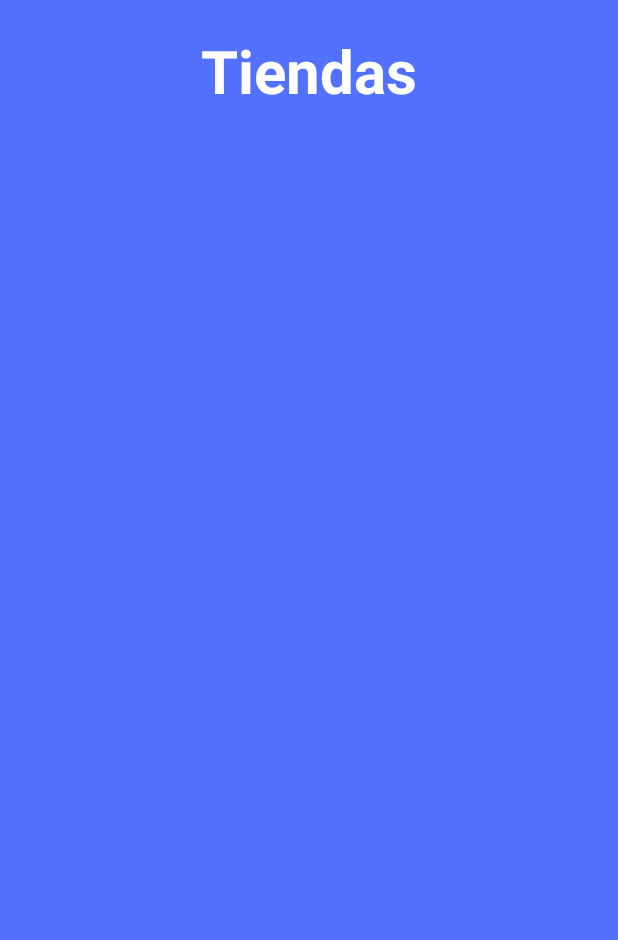
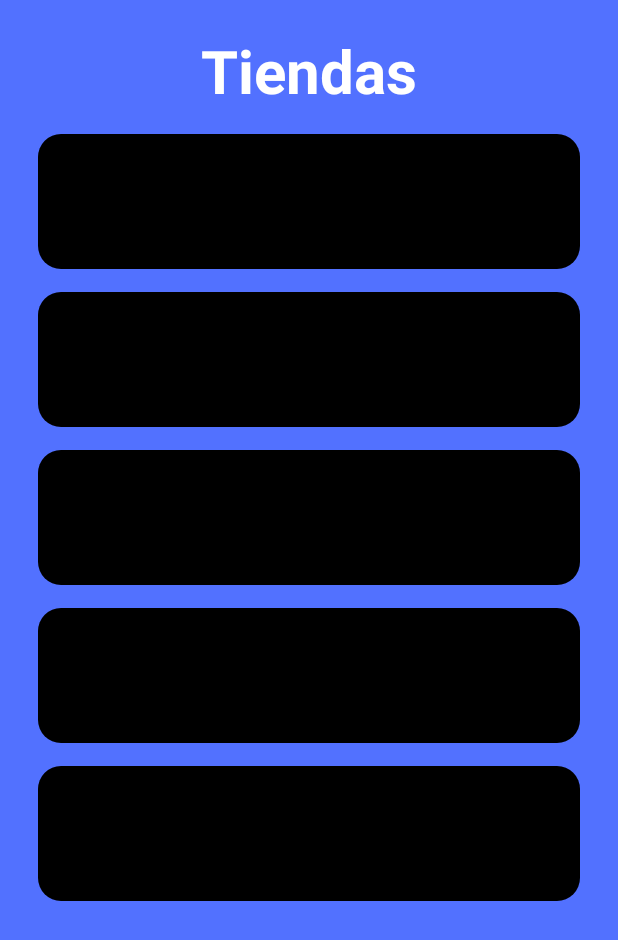
Before and after one commit to Saariasba/BienPerron, an Android app: the layout activity_home.xml on its own in the app's theme, with its tools: preview values and no code run, on a phone screen of 412 x 824 dp. Shown: the top 940 px of the screen. Run offline under Robolectric (Android 15) with nearby library versions, the phone set to English and light mode, and no system bars.

Commit message:
Commit Con Shimmer

```diff
--- a/app/build.gradle
+++ b/app/build.gradle
@@ -54,4 +54,6 @@ dependencies {
     implementation "com.airbnb.android:epoxy:4.6.3"
     kapt "com.airbnb.android:epoxy-processor:4.6.3"
     implementation 'com.squareup.picasso:picasso:2.5.2'
+    //Shimmer
+    implementation 'com.facebook.shimmer:shimmer:0.1.0@aar'
 }
--- a/app/src/main/java/com/example/bienperron/model/Tienda.kt
+++ b/app/src/main/java/com/example/bienperron/model/Tienda.kt
@@ -6,5 +6,6 @@ data class Tienda(
     val image: String? = "",
     val latitud: Double? = 0.0,
     val longitud: Double? = 0.0,
-    val telefono: String? = ""
+    val telefono: String? = "",
+    val orden: Int? = 0
 )
--- a/app/src/main/java/com/example/bienperron/ui/activities/HomeActivity.kt
+++ b/app/src/main/java/com/example/bienperron/ui/activities/HomeActivity.kt
@@ -4,6 +4,7 @@ import android.content.Intent
 import android.net.Uri
 import android.os.Bundle
 import android.util.Log
+import android.view.View
 import androidx.appcompat.app.AppCompatActivity
 import androidx.recyclerview.widget.GridLayoutManager
 import androidx.recyclerview.widget.RecyclerView
@@ -11,6 +12,7 @@ import com.example.bienperron.R
 import com.example.bienperron.adapters.TiendasAdapterController
 import com.example.bienperron.listeners.TiendasListener
 import com.example.bienperron.model.Tienda
+import com.facebook.shimmer.ShimmerFrameLayout
 import com.google.firebase.firestore.ktx.firestore
 import com.google.firebase.ktx.Firebase
 
@@ -21,15 +23,23 @@ class HomeActivity : AppCompatActivity() {
 
     private val recyclerView by lazy<RecyclerView> { findViewById(R.id.list_of_tiendas) }
 
+    lateinit var shimmerFrameLayout: ShimmerFrameLayout
+
     private val adapterController by lazy {
         TiendasAdapterController(
             object : TiendasListener {
                 override fun goToTienda(tienda: Tienda) {
-                    val intent = Intent(
+                    /*val intent = Intent(
                         Intent.ACTION_VIEW,
                         Uri.parse("geo:<${tienda.latitud}>,<${tienda.longitud}>?q=<${tienda.latitud}>,<${tienda.longitud}>(Label+Name)")
                     )
-                    startActivity(intent)
+                    startActivity(intent)*/
+                    /*val msj = "Mi mensaje es abcdef 1234567890"
+                    val numeroTel = "+573105756133"
+                    val intent = Intent(Intent.ACTION_VIEW)
+                    val uri = "whatsapp://send?phone=${tienda.telefono}&text=$msj"
+                    intent.data = Uri.parse(uri)
+                    startActivity(intent)*/
                 }
             },
             this
@@ -42,6 +52,7 @@ class HomeActivity : AppCompatActivity() {
         init()
 
         db.collection("Tiendas")
+            .orderBy("nombre")
             .get()
             .addOnSuccessListener { documents ->
                 val listTiendas = mutableListOf<Tienda>()
@@ -58,6 +69,7 @@ class HomeActivity : AppCompatActivity() {
                     )
                     Log.d("DEBUG_PRUEBA", "${document.id} => ${document.data}")
                 }
+                shimmerFrameLayout.visibility = View.GONE
                 adapterController.setData(listTiendas)
             }
             .addOnFailureListener { exception ->
@@ -68,6 +80,7 @@ class HomeActivity : AppCompatActivity() {
     }
 
     private fun init() {
+        shimmerFrameLayout = findViewById(R.id.shimmerLayout);
         recyclerView.layoutManager = GridLayoutManager(applicationContext, 1)
         recyclerView.adapter = adapterController.adapter
     }
--- /dev/null
+++ b/app/src/main/res/drawable/background_gray.xml
@@ -0,0 +1,15 @@
+<?xml version="1.0" encoding="utf-8"?>
+
+<shape xmlns:android="http://schemas.android.com/apk/res/android">
+    <gradient
+        android:angle="0"
+        android:centerColor="@color/black"
+        android:endColor="@color/black"
+        android:startColor="@color/black" />
+    <corners android:radius="15dp" />
+    <padding
+        android:bottom="10dp"
+        android:left="10dp"
+        android:right="10dp"
+        android:top="10dp" />
+</shape>
--- a/app/src/main/res/layout/activity_home.xml
+++ b/app/src/main/res/layout/activity_home.xml
@@ -31,5 +31,18 @@
         app:layout_constraintStart_toStartOf="parent"
         app:layout_constraintTop_toBottomOf="@id/tittle" />
 
+    <com.facebook.shimmer.ShimmerFrameLayout
+        android:id="@+id/shimmerLayout"
+        android:layout_width="match_parent"
+        android:layout_height="wrap_content"
+        app:auto_start="true"
+        app:layout_constraintEnd_toEndOf="parent"
+        app:layout_constraintStart_toStartOf="parent"
+        app:layout_constraintTop_toBottomOf="@id/tittle">
+
+        <include layout="@layout/data_placeholder_layout" />
+
+    </com.facebook.shimmer.ShimmerFrameLayout>
+
 
 </androidx.constraintlayout.widget.ConstraintLayout>
--- /dev/null
+++ b/app/src/main/res/layout/data_placeholder_layout.xml
@@ -0,0 +1,72 @@
+<?xml version="1.0" encoding="utf-8"?>
+<androidx.constraintlayout.widget.ConstraintLayout xmlns:android="http://schemas.android.com/apk/res/android"
+    xmlns:app="http://schemas.android.com/apk/res-auto"
+    android:layout_width="match_parent"
+    android:layout_height="match_parent">
+
+    <androidx.constraintlayout.widget.ConstraintLayout
+        android:id="@+id/one"
+        android:layout_width="match_parent"
+        android:layout_height="90dp"
+        android:layout_marginHorizontal="25dp"
+        android:layout_marginVertical="15dp"
+        android:background="@drawable/background_gray"
+        app:layout_constraintEnd_toEndOf="parent"
+        app:layout_constraintStart_toStartOf="parent"
+        app:layout_constraintTop_toTopOf="parent">
+
+    </androidx.constraintlayout.widget.ConstraintLayout>
+
+    <androidx.constraintlayout.widget.ConstraintLayout
+        android:id="@+id/two"
+        android:layout_width="match_parent"
+        android:layout_height="90dp"
+        android:layout_marginHorizontal="25dp"
+        android:layout_marginVertical="15dp"
+        android:background="@drawable/background_gray"
+        app:layout_constraintEnd_toEndOf="parent"
+        app:layout_constraintStart_toStartOf="parent"
+        app:layout_constraintTop_toBottomOf="@id/one">
+
+    </androidx.constraintlayout.widget.ConstraintLayout>
+
+    <androidx.constraintlayout.widget.ConstraintLayout
+        android:id="@+id/three"
+        android:layout_width="match_parent"
+        android:layout_height="90dp"
+        android:layout_marginHorizontal="25dp"
+        android:layout_marginVertical="15dp"
+        android:background="@drawable/background_gray"
+        app:layout_constraintEnd_toEndOf="parent"
+        app:layout_constraintStart_toStartOf="parent"
+        app:layout_constraintTop_toBottomOf="@id/two">
+
+    </androidx.constraintlayout.widget.ConstraintLayout>
+
+    <androidx.constraintlayout.widget.ConstraintLayout
+        android:id="@+id/cuatro"
+        android:layout_width="match_parent"
+        android:layout_height="90dp"
+        android:layout_marginHorizontal="25dp"
+        android:layout_marginVertical="15dp"
+        android:background="@drawable/background_gray"
+        app:layout_constraintEnd_toEndOf="parent"
+        app:layout_constraintStart_toStartOf="parent"
+        app:layout_constraintTop_toBottomOf="@id/three">
+
+    </androidx.constraintlayout.widget.ConstraintLayout>
+
+    <androidx.constraintlayout.widget.ConstraintLayout
+        android:id="@+id/cinco"
+        android:layout_width="match_parent"
+        android:layout_height="90dp"
+        android:layout_marginHorizontal="25dp"
+        android:layout_marginVertical="15dp"
+        android:background="@drawable/background_gray"
+        app:layout_constraintEnd_toEndOf="parent"
+        app:layout_constraintStart_toStartOf="parent"
+        app:layout_constraintTop_toBottomOf="@id/cuatro">
+
+    </androidx.constraintlayout.widget.ConstraintLayout>
+
+</androidx.constraintlayout.widget.ConstraintLayout>
--- a/app/src/main/res/values/colors.xml
+++ b/app/src/main/res/values/colors.xml
@@ -9,4 +9,5 @@
     <color name="white">#FFFFFFFF</color>
     <color name="primary_bien_perron">#5271FF</color>
     <color name="secondary_bien_perron">#8338EC</color>
+    <color name="secondary_gray">#A6A6A6</color>
 </resources>
```
